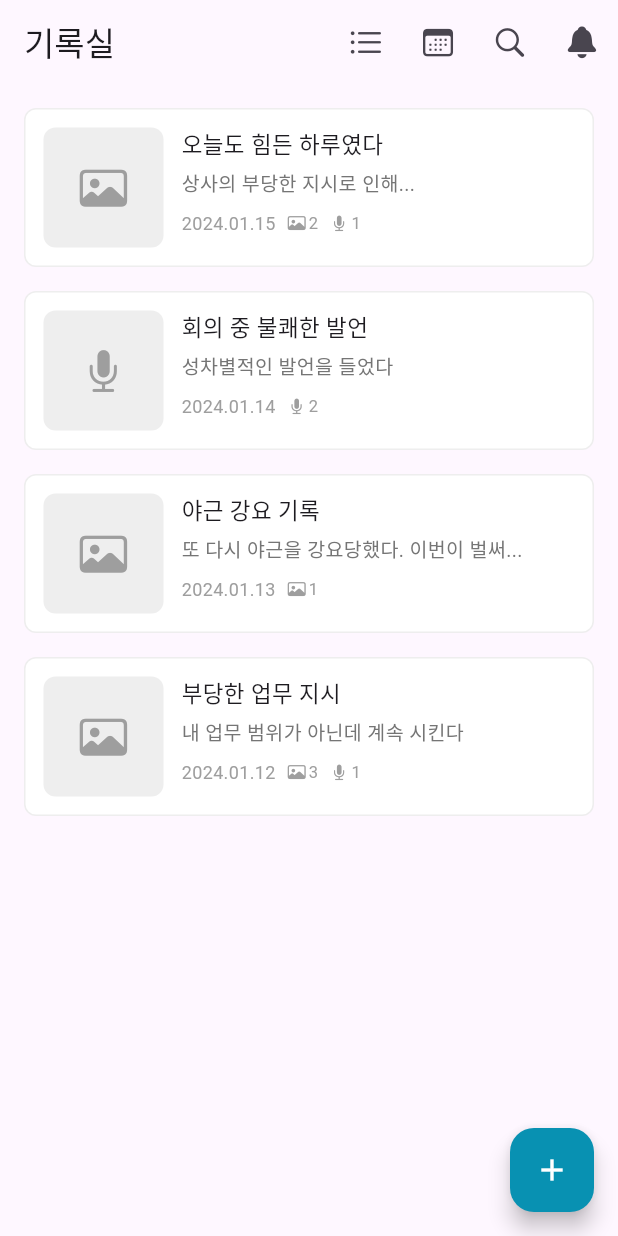
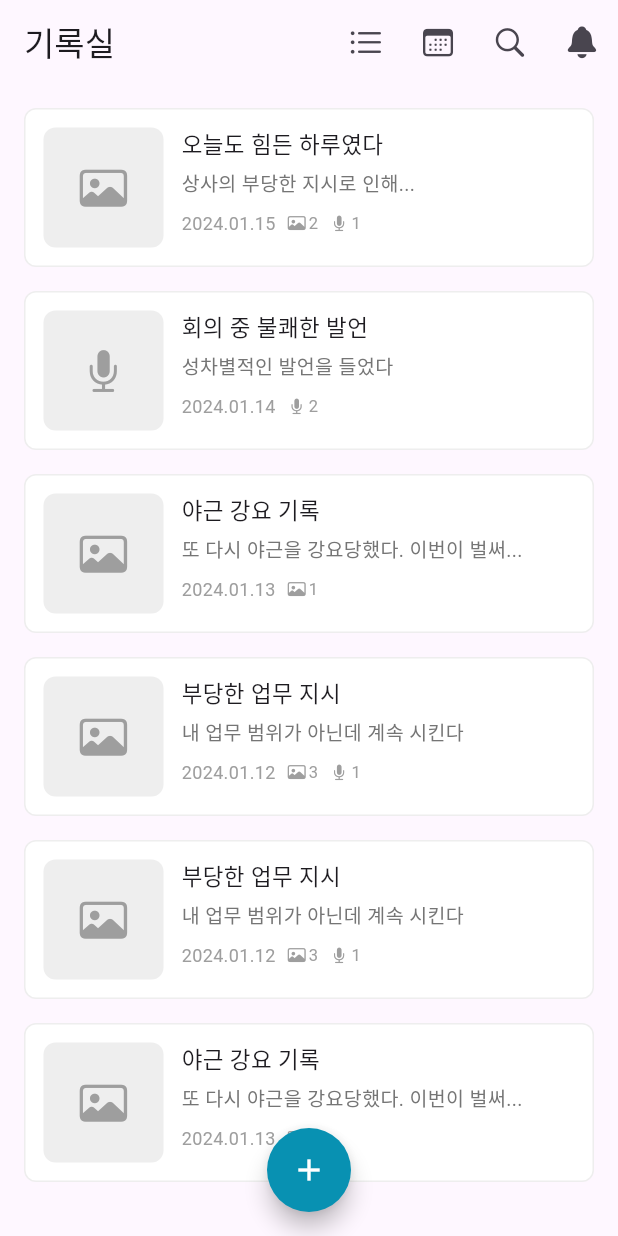
Before and after one commit to dhdhfkk1119/take_breath_front, a Flutter app: the RecorderListPage screen opened directly, on a phone screen of 412 x 824 dp. Run offline on Flutter 3.47's test engine with Material 3 defaults, Android fonts, the phone set to English and light mode, and no system bars.

Commit message:
fix:기록실 리스트 하단 버튼 수정

```diff
--- a/lib/presentation/pages/index_stack_page/recoder/list_page/recoder_list_page.dart
+++ b/lib/presentation/pages/index_stack_page/recoder/list_page/recoder_list_page.dart
@@ -50,6 +50,22 @@ class _RecorderListPageState extends State<RecorderListPage> {
       imageCount: 3,
       audioCount: 1,
     ),
+    RecordItem(
+      id: 5,
+      title: "부당한 업무 지시",
+      content: "내 업무 범위가 아닌데 계속 시킨다",
+      date: "2024.01.12",
+      imageCount: 3,
+      audioCount: 1,
+    ),
+    RecordItem(
+      id: 6,
+      title: "야근 강요 기록",
+      content: "또 다시 야근을 강요당했다. 이번이 벌써...",
+      date: "2024.01.13",
+      imageCount: 1,
+      audioCount: 0,
+    ),
   ];
 
   @override
@@ -78,7 +94,6 @@ class _RecorderListPageState extends State<RecorderListPage> {
       ),
       floatingActionButton: FloatingActionButton(
         onPressed: () {
-          print('FAB 버튼 클릭됨'); // 디버깅용
           Navigator.push(
             context,
             MaterialPageRoute(
@@ -88,7 +103,9 @@ class _RecorderListPageState extends State<RecorderListPage> {
         },
         backgroundColor: const Color(0xFF0891B2),
         child: const Icon(Icons.add, color: Colors.white),
+        shape: const CircleBorder(),
       ),
+      floatingActionButtonLocation: FloatingActionButtonLocation.centerFloat,
     );
   }
 }
```
Also changed, not shown: 3 other files.
